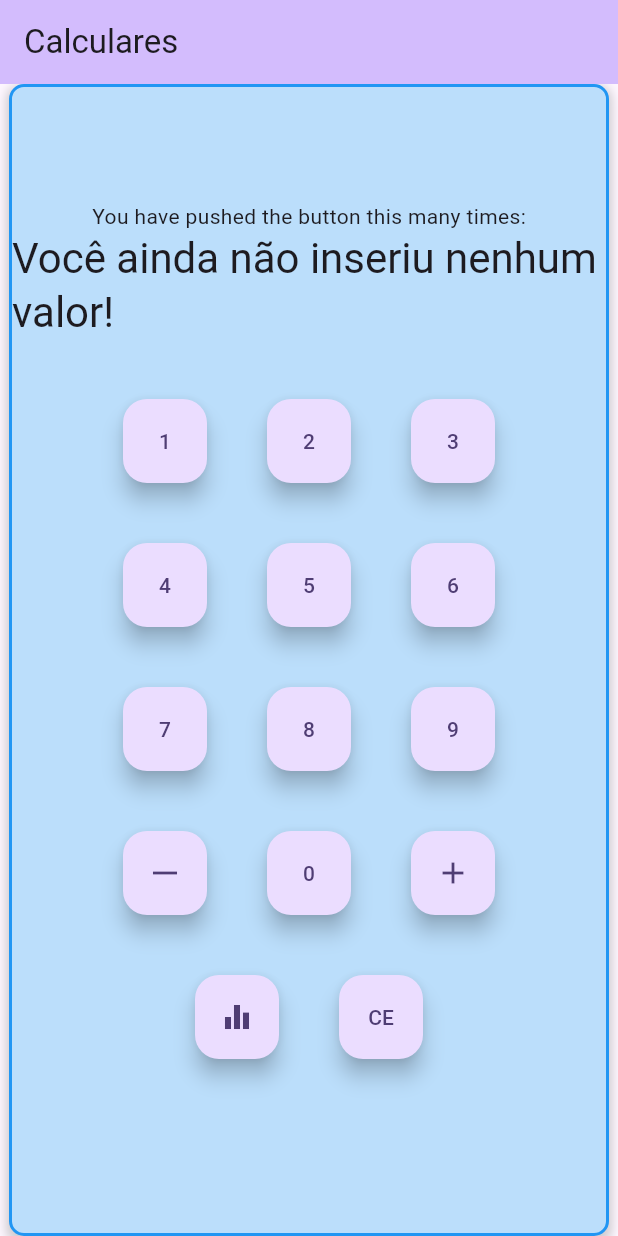
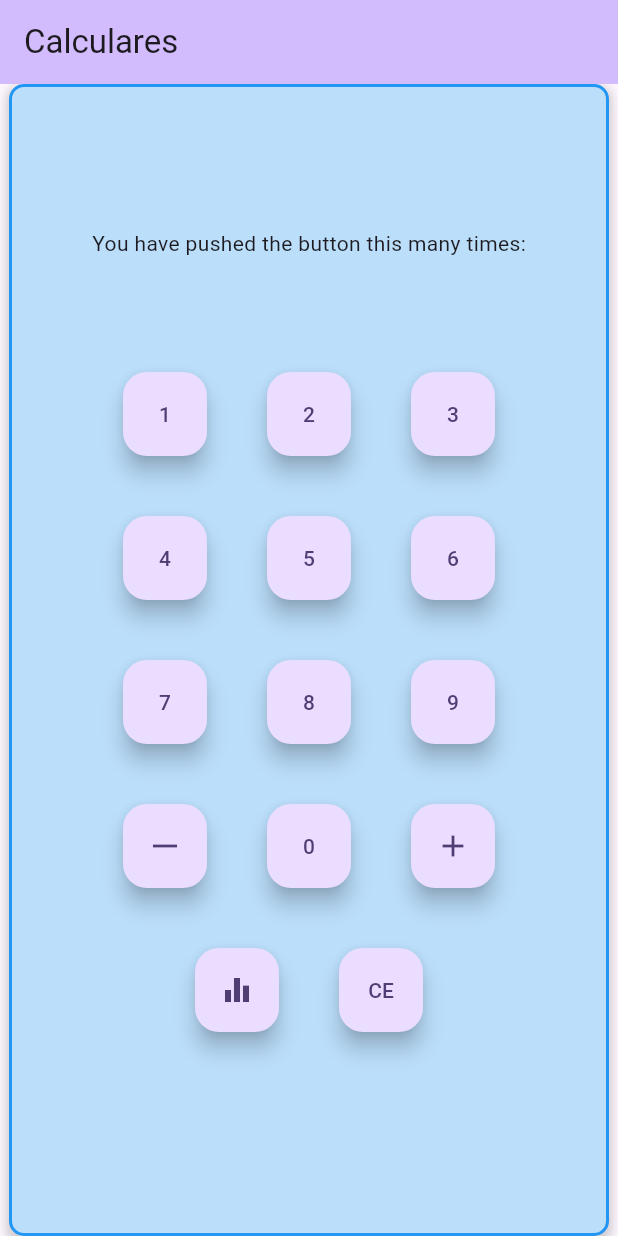
Before and after one commit to pedrourio/Calculadora-Flutter, a Flutter app: the screen it shows after launch, after a tap on the "equalizer" icon, on a phone screen of 412 x 824 dp. Run offline on Flutter 3.47's test engine with Material 3 defaults, Android fonts, the phone set to English and light mode, and no system bars.

```diff
--- a/lib/Calculadora.dart
+++ b/lib/Calculadora.dart
@@ -79,10 +79,7 @@ class _CalculadoraPageState extends State<CalculadoraPage> {
             });
           break;
         default:
-          setState(() {
-              _result = 'Você ainda não inseriu nenhum valor!';
 
-            });
       }
   }
 
```
